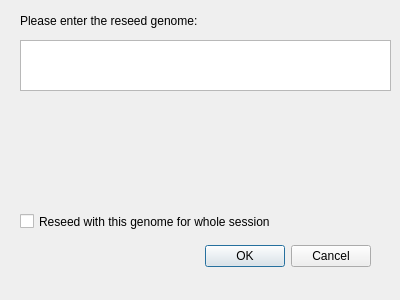
Qt form reseed.ui (marksutton/EvoSim) before a commit.
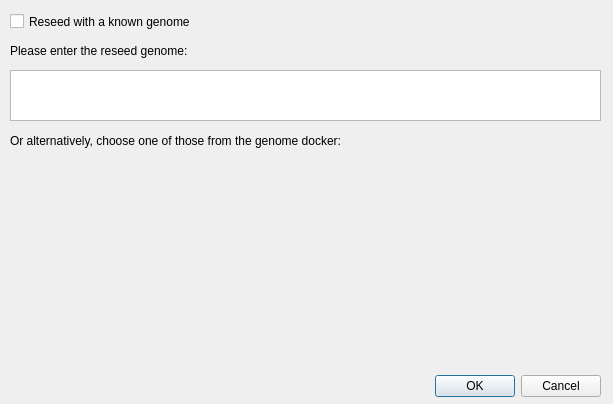
The same form after that commit.

Commit message: Continued known genome implementation

The edit to the form file:
```diff
--- a/reseed.ui
+++ b/reseed.ui
@@ -6,8 +6,8 @@
    <rect>
     <x>0</x>
     <y>0</y>
-    <width>400</width>
-    <height>300</height>
+    <width>613</width>
+    <height>404</height>
    </rect>
   </property>
   <property name="windowTitle">
@@ -16,8 +16,8 @@
   <widget class="QDialogButtonBox" name="buttonBox">
    <property name="geometry">
     <rect>
-     <x>30</x>
-     <y>240</y>
+     <x>260</x>
+     <y>370</y>
      <width>341</width>
      <height>32</height>
     </rect>
@@ -32,8 +32,8 @@
   <widget class="QLabel" name="label">
    <property name="geometry">
     <rect>
-     <x>20</x>
-     <y>10</y>
+     <x>10</x>
+     <y>40</y>
      <width>361</width>
      <height>21</height>
     </rect>
@@ -45,9 +45,9 @@
   <widget class="QPlainTextEdit" name="genomeTextEdit">
    <property name="geometry">
     <rect>
-     <x>20</x>
-     <y>40</y>
-     <width>371</width>
+     <x>10</x>
+     <y>70</y>
+     <width>591</width>
      <height>51</height>
     </rect>
    </property>
@@ -55,16 +55,40 @@
   <widget class="QCheckBox" name="CheckBoxReseedSession">
    <property name="geometry">
     <rect>
-     <x>20</x>
-     <y>210</y>
+     <x>10</x>
+     <y>10</y>
      <width>331</width>
      <height>23</height>
     </rect>
    </property>
    <property name="text">
-    <string>Reseed with this genome for whole session</string>
+    <string>Reseed with a known genome</string>
    </property>
   </widget>
+  <widget class="QLabel" name="label_2">
+   <property name="geometry">
+    <rect>
+     <x>10</x>
+     <y>120</y>
+     <width>591</width>
+     <height>41</height>
+    </rect>
+   </property>
+   <property name="text">
+    <string>Or alternatively, choose one of those from the genome docker:</string>
+   </property>
+  </widget>
+  <widget class="QWidget" name="verticalLayoutWidget">
+   <property name="geometry">
+    <rect>
+     <x>10</x>
+     <y>150</y>
+     <width>591</width>
+     <height>211</height>
+    </rect>
+   </property>
+   <layout class="QVBoxLayout" name="genomesLayout"/>
+  </widget>
  </widget>
  <resources/>
  <connections>
```
The commit also changes 2 other files.
